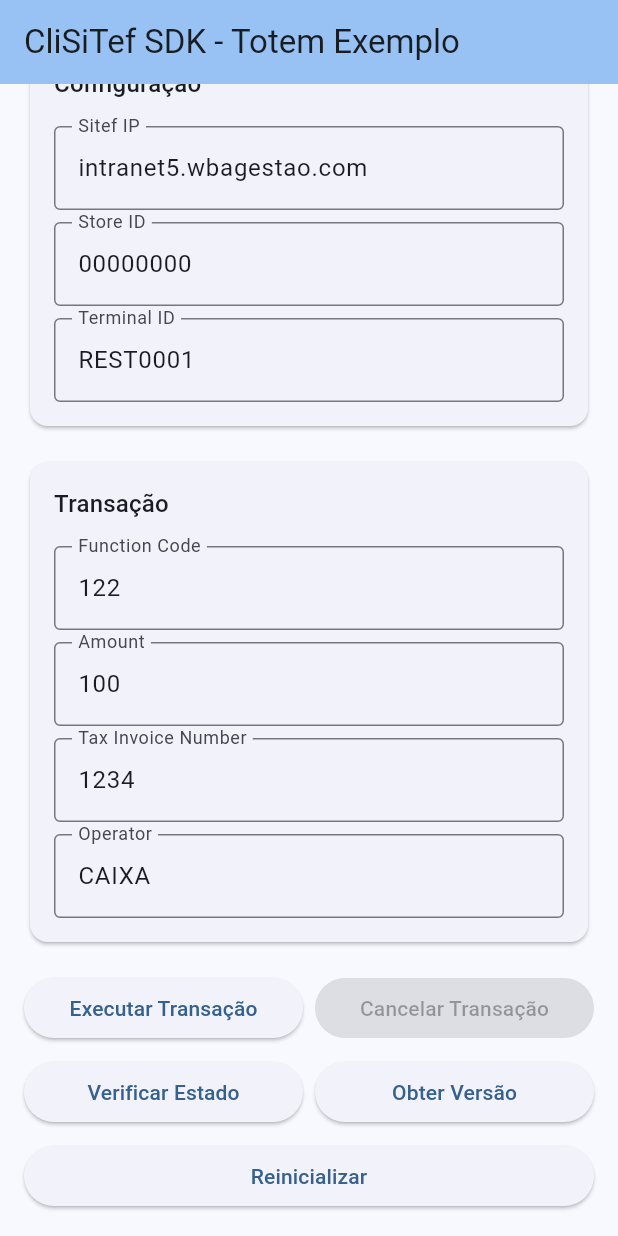
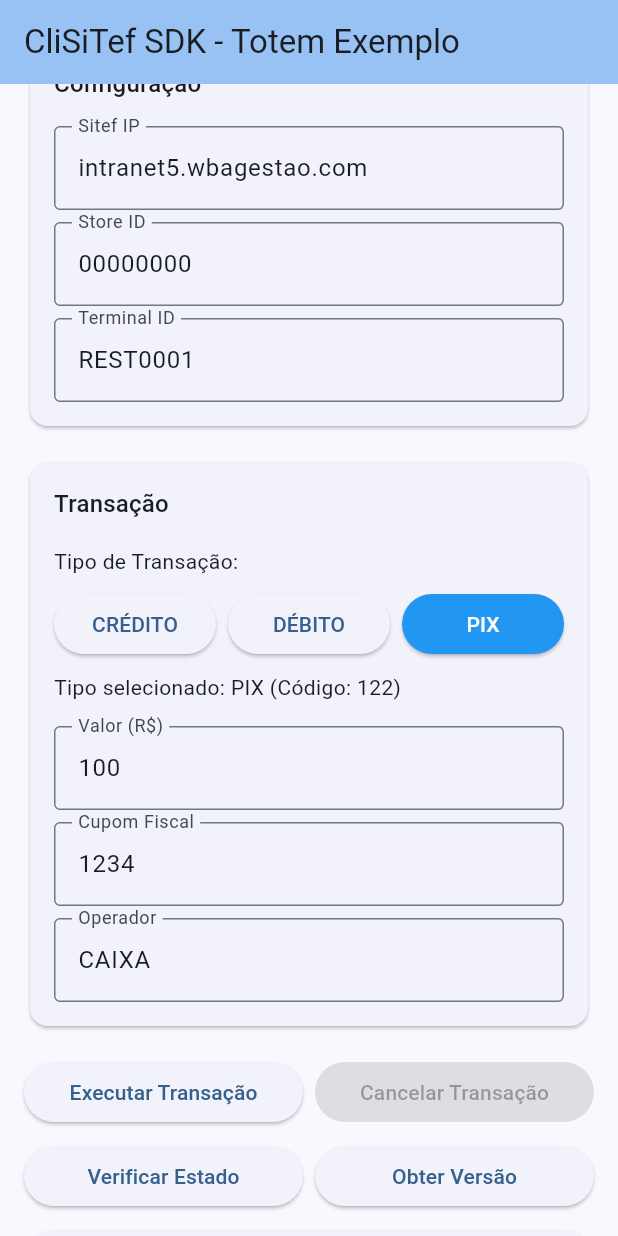
Before and after one commit to eduardohr-muniz/clisitef-homolog, a Flutter app: the screen it shows after launch, scrolled down 184 dp, on a phone screen of 412 x 824 dp. Run offline on Flutter 3.47's test engine with Material 3 defaults, Android fonts, the phone set to English and light mode, and no system bars; our stand-ins replace dio, talker; missing offline and left inert: talker_dio_logger.

Commit message:
feat: credito debito pix

```diff
--- a/example/lib/main.dart
+++ b/example/lib/main.dart
@@ -58,6 +58,9 @@ class _TotemExamplePageState extends State<TotemExamplePage> {
   // Controller para entrada do usuário
   final _userInputController = TextEditingController();
 
+  // Tipo de transação selecionado
+  String _selectedTransactionType = 'PIX'; // PIX, CREDITO, DEBITO
+
   @override
   void initState() {
     super.initState();
@@ -95,6 +98,20 @@ class _TotemExamplePageState extends State<TotemExamplePage> {
     }
   }
 
+  // Obtém o código da função baseado no tipo de transação
+  int _getFunctionCode(String transactionType) {
+    switch (transactionType.toUpperCase()) {
+      case 'CREDITO':
+        return 3; // Venda a crédito
+      case 'DEBITO':
+        return 4; // Venda a débito
+      case 'PIX':
+        return 122; // Carteira Digital (PIX)
+      default:
+        return 122; // PIX como padrão
+    }
+  }
+
   Future<void> _executeTransaction() async {
     if (_service == null || !_service!.isInitialized) {
       _showMessage('Serviço não inicializado');
@@ -104,7 +121,7 @@ class _TotemExamplePageState extends State<TotemExamplePage> {
     setState(() {
       _isLoading = true;
       _isInTransaction = true;
-      _statusMessage = 'Iniciando transação...';
+      _statusMessage = 'Iniciando transação $_selectedTransactionType...';
       _currentMessage = '';
       _menuOptions = [];
       _selectedMenuOption = '';
@@ -113,7 +130,7 @@ class _TotemExamplePageState extends State<TotemExamplePage> {
     });
 
     try {
-      final functionCode = int.tryParse(_functionCodeController.text) ?? 3;
+      final functionCode = _getFunctionCode(_selectedTransactionType);
       final amount = _amountController.text;
       final cupomFiscal = _cupomFiscalController.text;
       final operator = _operatorController.text;
@@ -764,18 +781,54 @@ class _TotemExamplePageState extends State<TotemExamplePage> {
                       style: Theme.of(context).textTheme.titleMedium,
                     ),
                     const SizedBox(height: 16),
-                    TextField(
-                      controller: _functionCodeController,
-                      decoration: const InputDecoration(
-                        labelText: 'Function Code',
-                        border: OutlineInputBorder(),
-                      ),
+
+                    // Seleção do tipo de transação
+                    const Text('Tipo de Transação:'),
+                    const SizedBox(height: 8),
+                    Row(
+                      children: [
+                        Expanded(
+                          child: ElevatedButton(
+                            onPressed: () => setState(() => _selectedTransactionType = 'CREDITO'),
+                            style: ElevatedButton.styleFrom(
+                              backgroundColor: _selectedTransactionType == 'CREDITO' ? Colors.blue : null,
+                              foregroundColor: _selectedTransactionType == 'CREDITO' ? Colors.white : null,
+                            ),
+                            child: const Text('CRÉDITO'),
+                          ),
+                        ),
+                        const SizedBox(width: 8),
+                        Expanded(
+                          child: ElevatedButton(
+                            onPressed: () => setState(() => _selectedTransactionType = 'DEBITO'),
+                            style: ElevatedButton.styleFrom(
+                              backgroundColor: _selectedTransactionType == 'DEBITO' ? Colors.blue : null,
+                              foregroundColor: _selectedTransactionType == 'DEBITO' ? Colors.white : null,
+                            ),
+                            child: const Text('DÉBITO'),
+                          ),
+                        ),
+                        const SizedBox(width: 8),
+                        Expanded(
+                          child: ElevatedButton(
+                            onPressed: () => setState(() => _selectedTransactionType = 'PIX'),
+                            style: ElevatedButton.styleFrom(
+                              backgroundColor: _selectedTransactionType == 'PIX' ? Colors.blue : null,
+                              foregroundColor: _selectedTransactionType == 'PIX' ? Colors.white : null,
+                            ),
+                            child: const Text('PIX'),
+                          ),
+                        ),
+                      ],
                     ),
                     const SizedBox(height: 8),
+                    Text('Tipo selecionado: $_selectedTransactionType (Código: ${_getFunctionCode(_selectedTransactionType)})'),
+                    const SizedBox(height: 16),
+
                     TextField(
                       controller: _amountController,
                       decoration: const InputDecoration(
-                        labelText: 'Amount',
+                        labelText: 'Valor (R\$)',
                         border: OutlineInputBorder(),
                       ),
                     ),
@@ -783,7 +836,7 @@ class _TotemExamplePageState extends State<TotemExamplePage> {
                     TextField(
                       controller: _cupomFiscalController,
                       decoration: const InputDecoration(
-                        labelText: 'Tax Invoice Number',
+                        labelText: 'Cupom Fiscal',
                         border: OutlineInputBorder(),
                       ),
                     ),
@@ -791,7 +844,7 @@ class _TotemExamplePageState extends State<TotemExamplePage> {
                     TextField(
                       controller: _operatorController,
                       decoration: const InputDecoration(
-                        labelText: 'Operator',
+                        labelText: 'Operador',
                         border: OutlineInputBorder(),
                       ),
                     ),
--- a/lib/src/core/constants/clisitef_constants.dart
+++ b/lib/src/core/constants/clisitef_constants.dart
@@ -1,4 +1,5 @@
-/// Constantes do CliSiTef baseadas na especificação oficial
+// ignore_for_file: constant_identifier_names
+
 class CliSiTefConstants {
   // URLs e Endpoints
   static const String DEFAULT_BASE_URL = 'https://127.0.0.1/agente';
```
